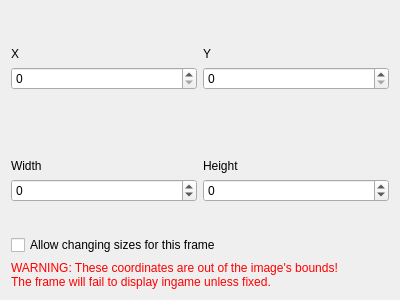
Qt form gui-tool/ui/actiontab_frameAlt.ui (headshot2017/smbzg-charloader) before a commit.
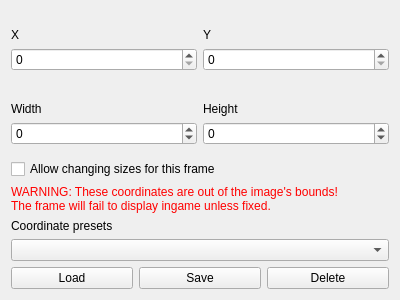
The same form after that commit.

Commit message: gui-tool: load, save and delete frame coordinate presets

The edit to the form file:
```diff
--- a/gui-tool/ui/actiontab_frameAlt.ui
+++ b/gui-tool/ui/actiontab_frameAlt.ui
@@ -184,6 +184,45 @@
      </property>
     </widget>
    </item>
+   <item>
+    <layout class="QVBoxLayout" name="verticalLayout_6">
+     <item>
+      <widget class="QLabel" name="label_5">
+       <property name="text">
+        <string>Coordinate presets</string>
+       </property>
+      </widget>
+     </item>
+     <item>
+      <widget class="QComboBox" name="combobox_presets"/>
+     </item>
+     <item>
+      <layout class="QHBoxLayout" name="horizontalLayout_3">
+       <item>
+        <widget class="QPushButton" name="btn_loadPreset">
+         <property name="text">
+          <string>Load</string>
+         </property>
+        </widget>
+       </item>
+       <item>
+        <widget class="QPushButton" name="btn_savePreset">
+         <property name="text">
+          <string>Save</string>
+         </property>
+        </widget>
+       </item>
+       <item>
+        <widget class="QPushButton" name="btn_deletePreset">
+         <property name="text">
+          <string>Delete</string>
+         </property>
+        </widget>
+       </item>
+      </layout>
+     </item>
+    </layout>
+   </item>
   </layout>
  </widget>
  <resources/>
```
The commit also changes 3 other files.
